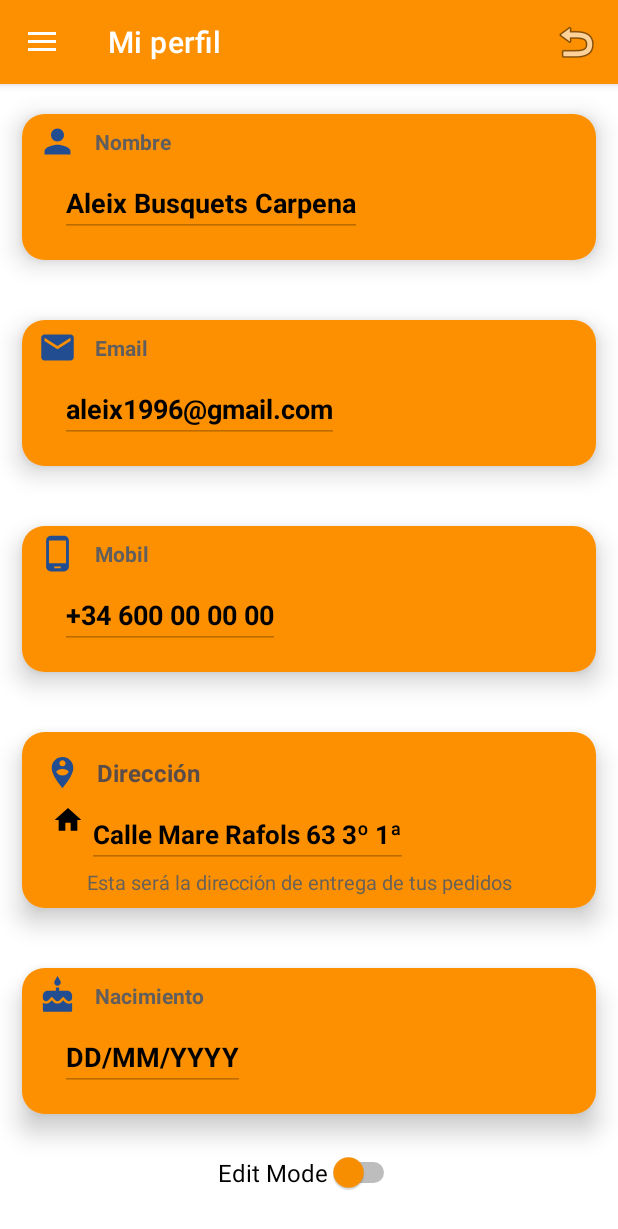
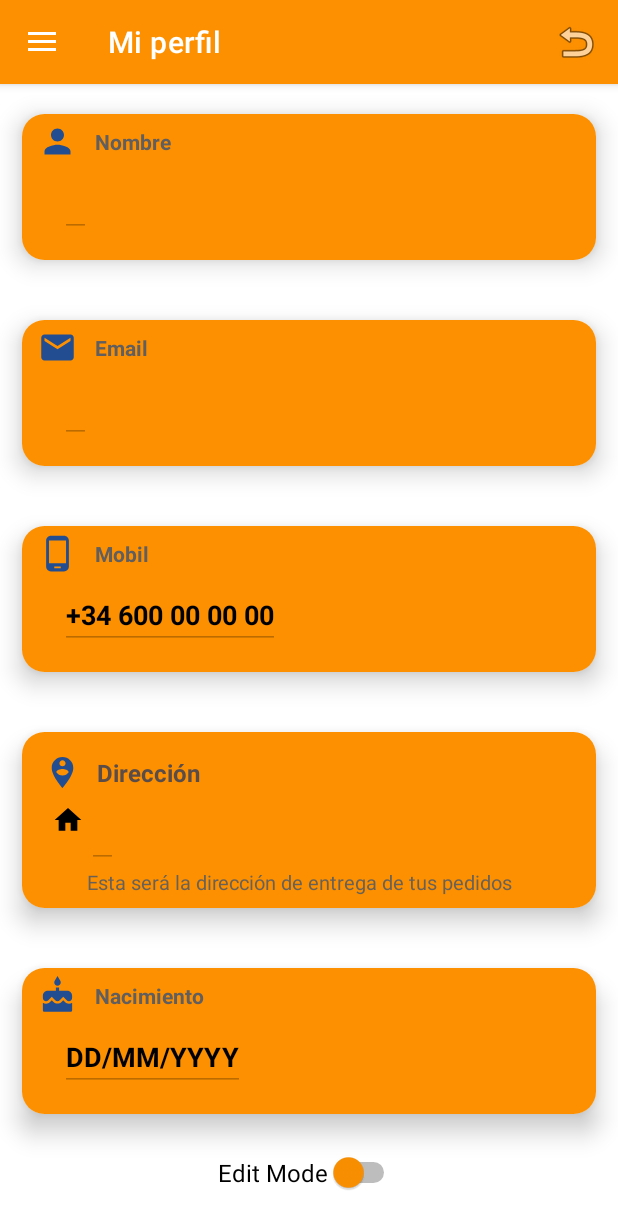
Before and after one commit to Shockynio/Trabajo_Final_Grupo_11_DAM, an Android app: the PerfilFragment screen opened through its navigation route, on a phone screen of 412 x 824 dp. Shown: the top 1229 px of the screen. Run offline under Robolectric (Android 15) with nearby library versions, the light colour scheme and no system bars; our stand-ins replace Volley, navigation-ui; network calls fail.

Commit message:
PERFIL-> BASIC STRINGS A " "

```diff
--- a/app/src/main/res/layout/perfil_direccion.xml
+++ b/app/src/main/res/layout/perfil_direccion.xml
@@ -85,7 +85,7 @@
                     android:layout_width="wrap_content"
                     android:layout_height="wrap_content"
                     android:gravity="center"
-                    android:text="Calle Mare Rafols 63 3º 1ª"
+                    android:text=" "
                     android:textColor="@color/black"
                     android:textSize="17sp"
                     android:textStyle="bold" />
--- a/app/src/main/res/layout/perfil_email.xml
+++ b/app/src/main/res/layout/perfil_email.xml
@@ -48,7 +48,7 @@
             android:layout_height="wrap_content"
             android:layout_marginStart="25dp"
             android:layout_marginBottom="15dp"
-            android:text="aleix1996@gmail.com"
+            android:text=" "
             android:textColor="@color/black"
             android:nextFocusDown="@+id/tv_pt_mobil2"
             android:textSize="18sp"
--- a/app/src/main/res/layout/perfil_nom.xml
+++ b/app/src/main/res/layout/perfil_nom.xml
@@ -49,7 +49,7 @@
             android:layout_height="wrap_content"
             android:layout_marginStart="25dp"
             android:layout_marginBottom="15dp"
-            android:text="Aleix Busquets Carpena"
+            android:text=" "
             android:textColor="@color/black"
             android:textSize="18sp"
             android:nextFocusDown="@+id/tv_pe_email2"
```
